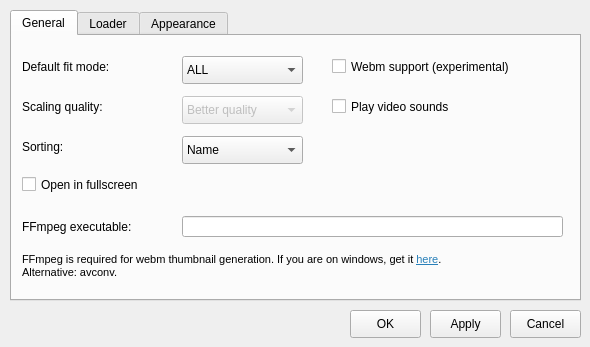
Before: the Qt Designer form settingsdialog.ui in do-i/thumbgrid, drawn with Qt 5.
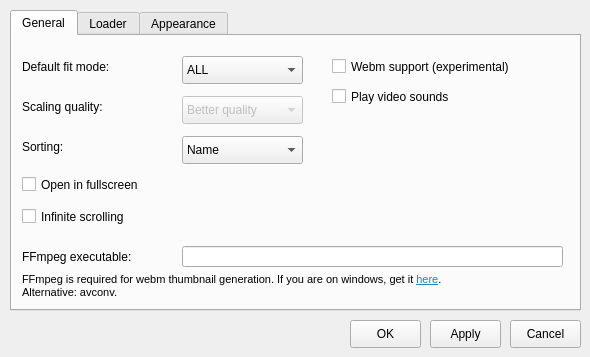
After: the same form once the commit is applied. The open tabs and pages were chosen to show the change. Custom widgets are drawn as their Qt base class.

Commit message: 0.42.1 infinite scrolling option update vertical thumbnail highlight style bug fixes

Diff of the .ui file:
```diff
--- a/settingsdialog.ui
+++ b/settingsdialog.ui
@@ -10,7 +10,7 @@
     <x>0</x>
     <y>0</y>
     <width>590</width>
-    <height>347</height>
+    <height>357</height>
    </rect>
   </property>
   <property name="sizePolicy">
@@ -41,7 +41,7 @@
    <property name="geometry">
     <rect>
      <x>510</x>
-     <y>310</y>
+     <y>320</y>
      <width>71</width>
      <height>28</height>
     </rect>
@@ -54,7 +54,7 @@
    <property name="geometry">
     <rect>
      <x>350</x>
-     <y>310</y>
+     <y>320</y>
      <width>71</width>
      <height>28</height>
     </rect>
@@ -69,7 +69,7 @@
      <x>10</x>
      <y>10</y>
      <width>571</width>
-     <height>291</height>
+     <height>301</height>
     </rect>
    </property>
    <property name="tabPosition">
@@ -238,7 +238,7 @@
      <property name="geometry">
       <rect>
        <x>320</x>
-       <y>60</y>
+       <y>50</y>
        <width>181</width>
        <height>21</height>
       </rect>
@@ -251,7 +251,7 @@
      <property name="geometry">
       <rect>
        <x>10</x>
-       <y>180</y>
+       <y>210</y>
        <width>151</width>
        <height>21</height>
       </rect>
@@ -264,7 +264,7 @@
      <property name="geometry">
       <rect>
        <x>170</x>
-       <y>180</y>
+       <y>210</y>
        <width>381</width>
        <height>21</height>
       </rect>
@@ -274,7 +274,7 @@
      <property name="geometry">
       <rect>
        <x>10</x>
-       <y>210</y>
+       <y>230</y>
        <width>521</width>
        <height>41</height>
       </rect>
@@ -301,6 +301,19 @@
       <bool>true</bool>
      </property>
     </widget>
+    <widget class="QCheckBox" name="infiniteScrollingCheckBox">
+     <property name="geometry">
+      <rect>
+       <x>10</x>
+       <y>170</y>
+       <width>171</width>
+       <height>21</height>
+      </rect>
+     </property>
+     <property name="text">
+      <string>Infinite scrolling</string>
+     </property>
+    </widget>
    </widget>
    <widget class="QWidget" name="tab_2">
     <property name="enabled">
@@ -581,7 +594,7 @@
    <property name="geometry">
     <rect>
      <x>430</x>
-     <y>310</y>
+     <y>320</y>
      <width>71</width>
      <height>28</height>
     </rect>
```
Left out of the diff: 16 changed lines with no effect on the pictures. The commit also changes 15 other files.
